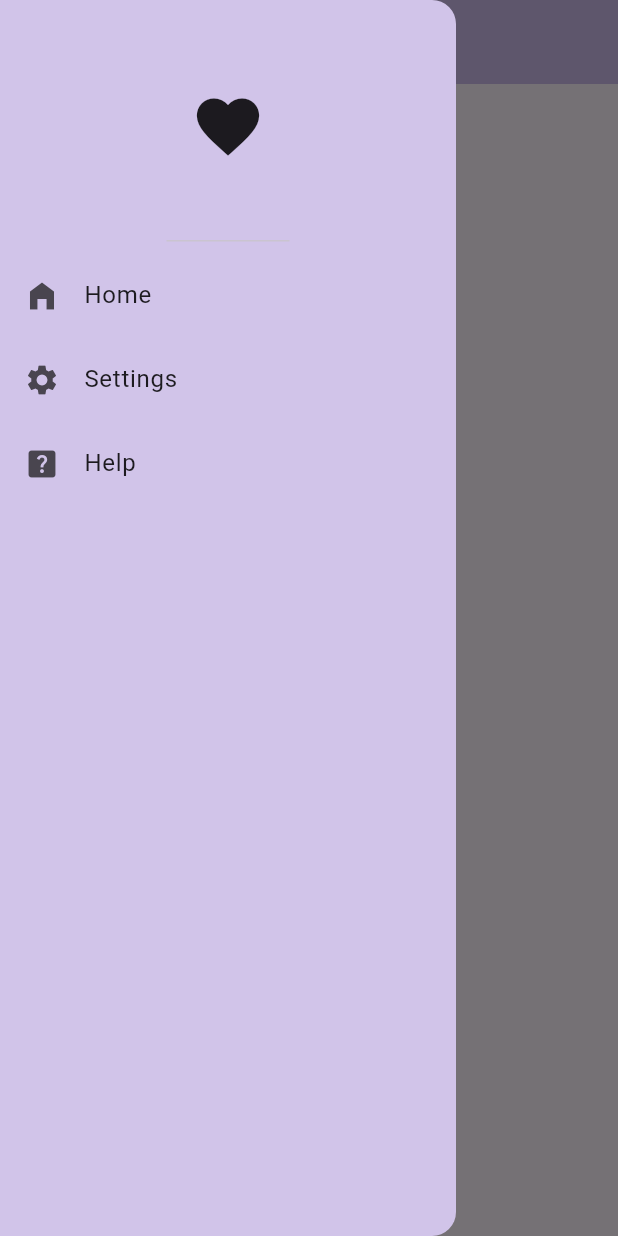
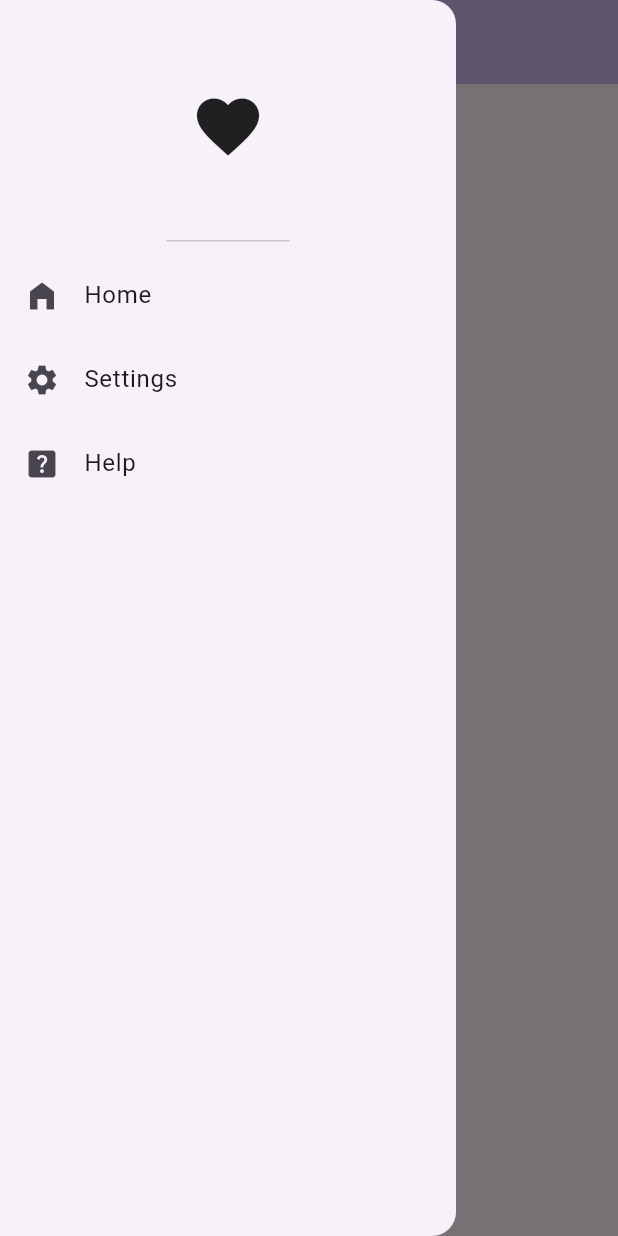
Before and after one commit to Ahad-A-Aman/Navigation-with-Drawer-and-List-Title, a Flutter app: the screen it shows after launch, with the side drawer open, on a phone screen of 412 x 824 dp. Run offline on Flutter 3.47's test engine with Material 3 defaults, Android fonts, the phone set to English and light mode, and no system bars.

Commit message:
color changed

```diff
--- a/lib/first_page.dart
+++ b/lib/first_page.dart
@@ -13,7 +13,7 @@ class FirstPage extends StatelessWidget {
         backgroundColor: Color.fromARGB(255, 205, 187, 235),
       ),
       drawer: Drawer(
-        backgroundColor: Colors.deepPurple[100],
+        backgroundColor: Colors.deepPurple[150],
         child: Column(
           children: [
             DrawerHeader(
```
